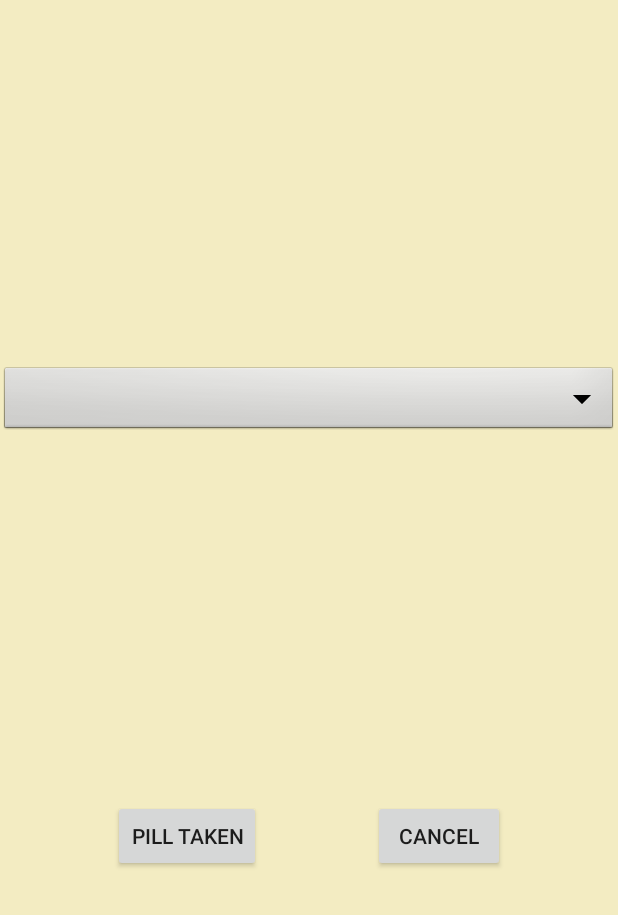
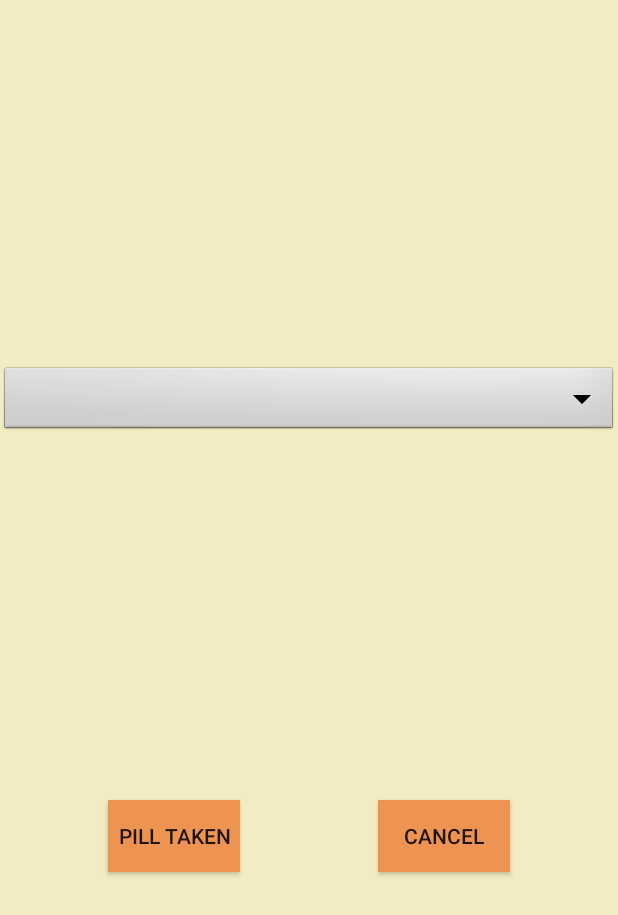
Before and after one commit to pwnpanda/mail_detector, an Android app: the layout pill_taken_layout.xml on its own in the app's theme, with its tools: preview values and no code run, on a phone screen of 412 x 824 dp. Shown: the top 915 px of the screen. Run offline under Robolectric (Android 15) with nearby library versions, the phone set to English and light mode, and no system bars; network calls fail; Roboto replaces fonts that are not available here.

Commit message:
Working dropdown selection. Updated dependencies.

```diff
--- a/Android/app/build.gradle
+++ b/Android/app/build.gradle
@@ -50,13 +50,13 @@ dependencies {
     //div
     implementation 'androidx.appcompat:appcompat:1.3.1'
     implementation 'com.google.android.material:material:1.4.0'
-    implementation 'androidx.constraintlayout:constraintlayout:2.1.0'
+    implementation 'androidx.constraintlayout:constraintlayout:2.1.1'
     implementation 'androidx.legacy:legacy-support-v4:1.0.0'
 
     // HTTP Requests
     implementation 'com.squareup.okhttp3:okhttp:5.0.0-alpha.2'
     // JSON parsing
-    implementation "com.fasterxml.jackson.module:jackson-module-kotlin:2.12.2"
+    implementation 'com.fasterxml.jackson.module:jackson-module-kotlin:2.13.0'
 
     // Retrofit & jackson binding
     implementation 'com.squareup.retrofit2:retrofit:2.9.0'
--- a/Android/app/src/main/res/layout/fragment_pill_log.xml
+++ b/Android/app/src/main/res/layout/fragment_pill_log.xml
@@ -20,7 +20,7 @@
             android:layout_alignParentEnd="true"
             android:layout_alignParentBottom="true"
             android:gravity="center|center_horizontal|center_vertical"
-            android:text="Pill"
+            android:text="@string/pill_header"
             android:textSize="30sp"
             app:layout_constraintBottom_toBottomOf="parent"
             app:layout_constraintBottom_toTopOf="@+id/divider3"
--- a/Android/app/src/main/res/layout/pill_taken_layout.xml
+++ b/Android/app/src/main/res/layout/pill_taken_layout.xml
@@ -5,38 +5,39 @@
     android:layout_width="match_parent"
     android:layout_height="match_parent"
     android:background="?attr/colorSecondary">
-    <ScrollView
-        android:id="@+id/taken_scroll"
+
+    <androidx.appcompat.widget.AppCompatSpinner
+        android:id="@+id/dropdown"
         android:layout_width="match_parent"
         android:layout_height="wrap_content"
-        app:layout_constraintTop_toTopOf="parent"
-        app:layout_constraintBottom_toTopOf="@id/taken_button"
+        android:background="@android:drawable/btn_dropdown"
+        android:spinnerMode="dropdown"
+        app:layout_constraintBottom_toTopOf="@+id/taken_button"
+        app:layout_constraintEnd_toEndOf="parent"
         app:layout_constraintStart_toStartOf="parent"
-        app:layout_constraintEnd_toEndOf="parent">
-        <androidx.appcompat.widget.AppCompatSpinner
-            android:id="@+id/dropdown"
-            android:layout_width="match_parent"
-            android:layout_height="wrap_content"
-            android:background="@android:drawable/btn_dropdown"
-            android:spinnerMode="dropdown">
-        </androidx.appcompat.widget.AppCompatSpinner>
-    </ScrollView>
+        app:layout_constraintTop_toTopOf="parent" />
+
     <Button
         android:id="@+id/taken_button"
         android:layout_width="wrap_content"
         android:layout_height="wrap_content"
-        android:text="Pill taken"
-        app:layout_constraintTop_toBottomOf="@id/taken_scroll"
+        android:layout_marginEnd="10dp"
+        android:background="@color/button"
+        android:text="@string/pill_taken"
         app:layout_constraintBottom_toBottomOf="parent"
+        app:layout_constraintEnd_toStartOf="@id/cancel_button"
         app:layout_constraintStart_toStartOf="parent"
-        app:layout_constraintEnd_toStartOf="@id/cancel_button"/>
+        app:layout_constraintTop_toBottomOf="@id/dropdown" />
+
     <Button
         android:id="@+id/cancel_button"
         android:layout_width="wrap_content"
         android:layout_height="wrap_content"
-        android:text="Cancel"
-        app:layout_constraintTop_toTopOf="@id/taken_button"
+        android:layout_marginStart="10dp"
+        android:background="@color/button"
+        android:text="@string/cancel_button"
         app:layout_constraintBottom_toBottomOf="@id/taken_button"
+        app:layout_constraintEnd_toEndOf="parent"
         app:layout_constraintStart_toEndOf="@id/taken_button"
-        app:layout_constraintEnd_toEndOf="parent"/>
+        app:layout_constraintTop_toTopOf="@id/taken_button" />
 </androidx.constraintlayout.widget.ConstraintLayout>
--- a/Android/app/src/main/res/values/strings.xml
+++ b/Android/app/src/main/res/values/strings.xml
@@ -63,4 +63,5 @@
     <string name="is_pill_active">Active</string>
     <string name="update_button">Update button</string>
     <string name="no_content">Error: No content received</string>
+    <string name="pill_num">%1$d.</string>
 </resources>
```
Also changed, not shown: Android/app/src/main/java/com/robinlunde/mailbox/pills/PillFragment.kt (+42 -6 lines).
